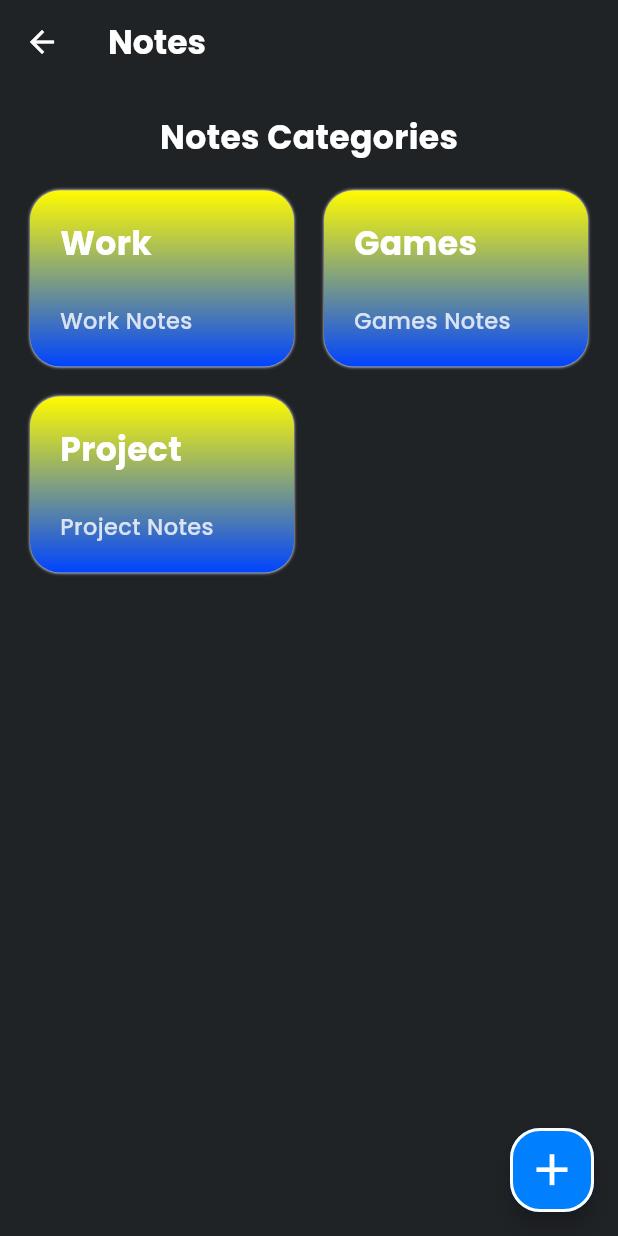
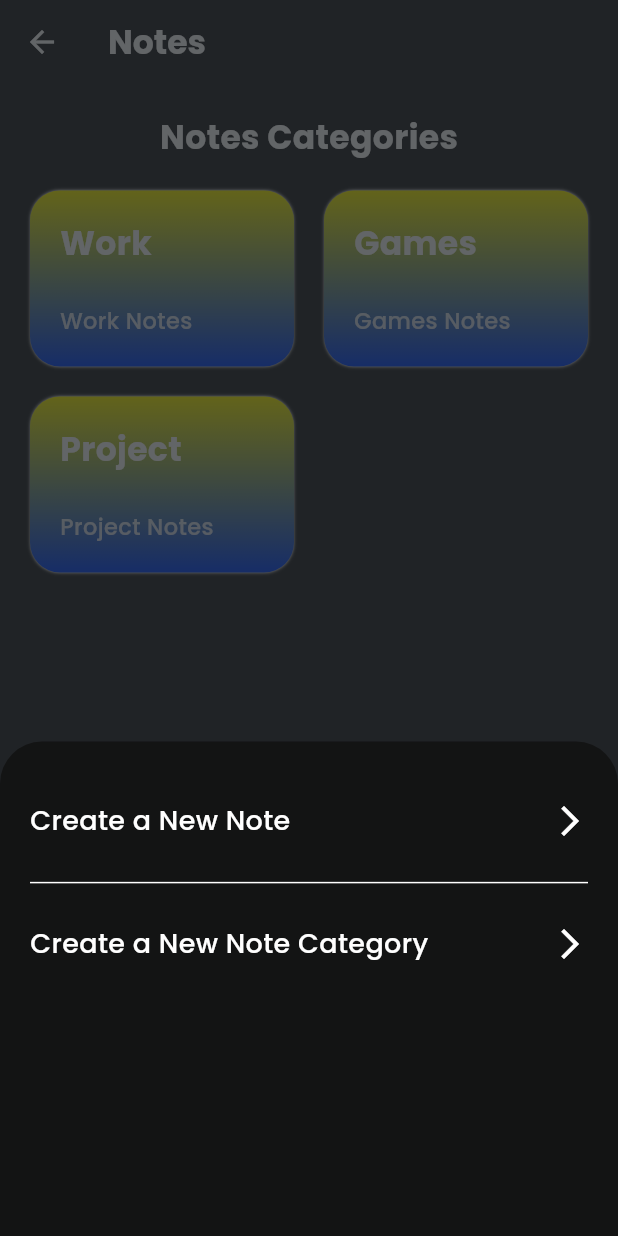
Before and after one commit to PAIshanMadusha/Note-Nest-Application, a Flutter app: the NotesPage screen opened by its route, after a tap on the "add" icon, on a phone screen of 412 x 824 dp. Run offline on Flutter 3.47's test engine with Material 3 defaults, Android fonts, the light colour scheme and no system bars; our stand-ins replace go_router, google_fonts, hive, hive_flutter; accounts and stored records are empty.

Commit message:
Bottom Sheet

```diff
--- /dev/null
+++ b/lib/pages/create_a_new_note_page.dart
@@ -0,0 +1,25 @@
+import 'package:flutter/material.dart';
+
+class CreateANewNotePage extends StatefulWidget {
+  final bool isNewCategory;
+  const CreateANewNotePage({
+    super.key,
+    required this.isNewCategory,
+  });
+
+  @override
+  State<CreateANewNotePage> createState() => _CreateANewNotePageState();
+}
+
+class _CreateANewNotePageState extends State<CreateANewNotePage> {
+  @override
+  Widget build(BuildContext context) {
+    return Scaffold(
+      appBar: AppBar(
+        title: Text(
+          widget.isNewCategory.toString(),
+        ),
+      ),
+    );
+  }
+}
--- a/lib/pages/notes_page.dart
+++ b/lib/pages/notes_page.dart
@@ -5,6 +5,7 @@ import 'package:note_nest_application/utils/app_colors.dart';
 import 'package:note_nest_application/utils/app_constants.dart';
 import 'package:note_nest_application/utils/app_router.dart';
 import 'package:note_nest_application/utils/app_text_styles.dart';
+import 'package:note_nest_application/widgets/category_input_bottom_sheet.dart';
 import 'package:note_nest_application/widgets/notes_card.dart';
 
 class NotesPage extends StatefulWidget {
@@ -47,6 +48,27 @@ class _NotesPageState extends State<NotesPage> {
     });
   }
 
+  //Bottom Sheet
+  void openBottomSheet() {
+    showModalBottomSheet(
+      // ignore: deprecated_member_use
+      barrierColor: AppColors.kBackGroundColor.withOpacity(0.7),
+      context: context,
+      builder: (context) {
+        return CategoryInputBottomSheet(
+          onNewNote: () {
+            Navigator.pop(context);
+            AppRouter.router.push("/create-note", extra: false);
+          },
+          onNewCategory: () {
+            Navigator.pop(context);
+            AppRouter.router.push("/create-note", extra: true);
+          },
+        );
+      },
+    );
+  }
+
   @override
   Widget build(BuildContext context) {
     return Scaffold(
@@ -64,7 +86,7 @@ class _NotesPageState extends State<NotesPage> {
         ),
       ),
       floatingActionButton: FloatingActionButton(
-        onPressed: () {},
+        onPressed: openBottomSheet,
         shape: RoundedRectangleBorder(
           borderRadius: BorderRadius.circular(20),
           side: BorderSide(
--- a/lib/services/note_service.dart
+++ b/lib/services/note_service.dart
@@ -1,4 +1,3 @@
-import 'package:flutter/material.dart';
 import 'package:hive/hive.dart';
 import 'package:note_nest_application/models/note_model.dart';
 import 'package:uuid/uuid.dart';
--- a/lib/utils/app_router.dart
+++ b/lib/utils/app_router.dart
@@ -1,7 +1,8 @@
 import 'package:flutter/material.dart';
 import 'package:go_router/go_router.dart';
+import 'package:note_nest_application/pages/create_a_new_note_page.dart';
 import 'package:note_nest_application/pages/home_page.dart';
-import 'package:note_nest_application/pages/note_by_category.dart';
+import 'package:note_nest_application/pages/note_by_category_page.dart';
 import 'package:note_nest_application/pages/notes_page.dart';
 import 'package:note_nest_application/pages/todo_list_page.dart';
 
@@ -44,6 +45,17 @@ class AppRouter {
           return NoteByCategory(category: category);
         },
       ),
+      //Create a New Note
+      GoRoute(
+        name: "Crate a Note",
+        path: "/create-note",
+        builder: (context, state) {
+          final isNewCategoryPage = state.extra as bool;
+          return CreateANewNotePage(
+            isNewCategory: isNewCategoryPage,
+          );
+        },
+      ),
     ],
   );
 }
--- /dev/null
+++ b/lib/widgets/category_input_bottom_sheet.dart
@@ -0,0 +1,87 @@
+import 'package:flutter/material.dart';
+import 'package:note_nest_application/utils/app_colors.dart';
+import 'package:note_nest_application/utils/app_constants.dart';
+import 'package:note_nest_application/utils/app_text_styles.dart';
+
+class CategoryInputBottomSheet extends StatefulWidget {
+  final Function() onNewNote;
+  final Function() onNewCategory;
+
+  const CategoryInputBottomSheet({
+    super.key,
+    required this.onNewNote,
+    required this.onNewCategory,
+  });
+
+  @override
+  State<CategoryInputBottomSheet> createState() =>
+      _CategoryInputBottomSheetState();
+}
+
+class _CategoryInputBottomSheetState extends State<CategoryInputBottomSheet> {
+  @override
+  Widget build(BuildContext context) {
+    return Container(
+      width: double.infinity,
+      height: MediaQuery.of(context).size.height * 0.4,
+      decoration: BoxDecoration(
+        borderRadius: BorderRadius.only(
+          topLeft: Radius.circular(20),
+          topRight: Radius.circular(20),
+        ),
+        // ignore: deprecated_member_use
+        color: AppColors.kBackGroundColor.withOpacity(0.1),
+      ),
+      child: Padding(
+        padding: const EdgeInsets.symmetric(
+          horizontal: AppConstants.kDefaultPadding,
+          vertical: AppConstants.kDefaultPadding * 2,
+        ),
+        child: Column(
+          children: [
+            GestureDetector(
+              onTap: widget.onNewNote,
+              child: Row(
+                mainAxisAlignment: MainAxisAlignment.spaceBetween,
+                children: [
+                  Text(
+                    "Create a New Note",
+                    style: AppTextStyles.appDescription,
+                  ),
+                  Icon(
+                    Icons.arrow_forward_ios_outlined,
+                  )
+                ],
+              ),
+            ),
+            SizedBox(
+              height: AppConstants.kSizedBoxValue,
+            ),
+            Divider(
+              thickness: 1,
+              color: AppColors.kWhiteColor,
+            ),
+            SizedBox(
+              height: AppConstants.kSizedBoxValue,
+            ),
+            GestureDetector(
+              onTap: widget.onNewCategory,
+              child: Row(
+                mainAxisAlignment: MainAxisAlignment.spaceBetween,
+                children: [
+                  Text(
+                    "Create a New Note Category",
+                    style: AppTextStyles.appDescription,
+                  ),
+                  Icon(
+                    Icons.arrow_forward_ios_outlined,
+                  ),
+                ],
+              ),
+            ),
+          ],
+        ),
+      ),
+    );
+  }
+}
```
Also changed, not shown: lib/pages/note_by_category_page.dart (renamed from lib/pages/note_by_category.dart).
